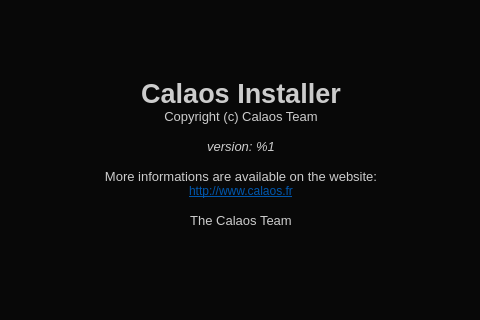
calaos/calaos_installer, file data/MainWindow.ui: the form before one commit; both pictures show x 251 to 731 and y 257 to 577 of the 984 by 726 pixel window.
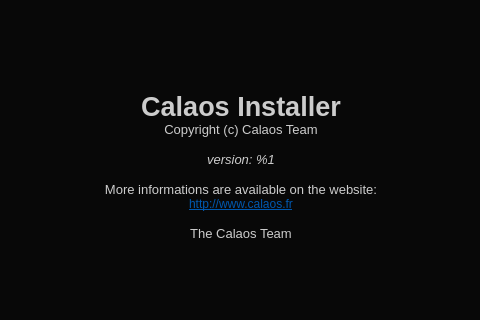
The form after the commit. The open tabs and pages were chosen to show the change. Icons and pictures are not drawn. Custom widgets are drawn as their Qt base class.

Patch:
```diff
--- a/data/MainWindow.ui
+++ b/data/MainWindow.ui
@@ -437,6 +437,7 @@
 &lt;tr&gt;
 &lt;td style=&quot;border: none;&quot;&gt;
 &lt;p style=&quot;-qt-paragraph-type:empty; margin-top:0px; margin-bottom:0px; margin-left:0px; margin-right:0px; -qt-block-indent:0; text-indent:0px;&quot;&gt;&lt;br /&gt;&lt;/p&gt;
+&lt;p style=&quot;-qt-paragraph-type:empty; margin-top:0px; margin-bottom:0px; margin-left:0px; margin-right:0px; -qt-block-indent:0; text-indent:0px;&quot;&gt;&lt;br /&gt;&lt;/p&gt;
 &lt;p style=&quot;-qt-paragraph-type:empty; margin-top:0px; margin-bottom:0px; margin-left:0px; margin-right:0px; -qt-block-indent:0; text-indent:0px; font-family:'.Helvetica Neue DeskInterface'; font-size:13pt;&quot;&gt;&lt;br /&gt;&lt;/p&gt;
 &lt;p style=&quot;-qt-paragraph-type:empty; margin-top:0px; margin-bottom:0px; margin-left:0px; margin-right:0px; -qt-block-indent:0; text-indent:0px; font-family:'Sans Serif'; font-size:9pt;&quot;&gt;&lt;br /&gt;&lt;/p&gt;
 &lt;p style=&quot;-qt-paragraph-type:empty; margin-top:0px; margin-bottom:0px; margin-left:0px; margin-right:0px; -qt-block-indent:0; text-indent:0px;&quot;&gt;&lt;br /&gt;&lt;/p&gt;
```
